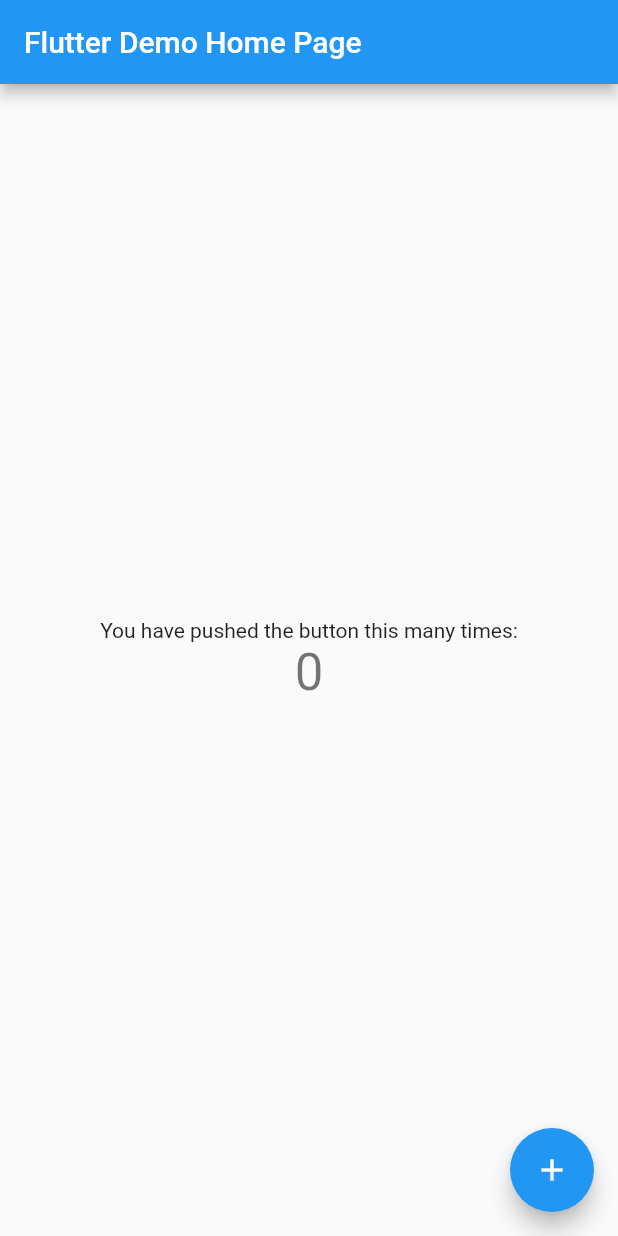
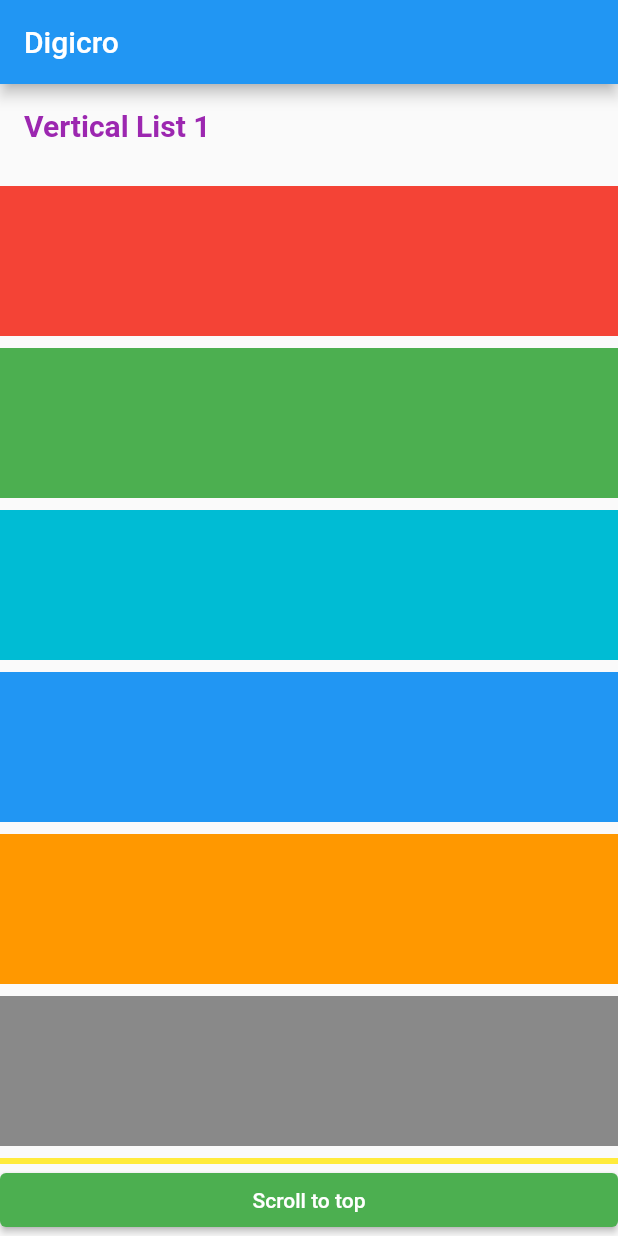
Before and after one commit to bthakur2021/DigicroUi, a Flutter app: the screen it shows after launch, on a phone screen of 412 x 824 dp. Run offline on Flutter 3.47's test engine with Material 2 defaults, Android fonts, the phone set to English and light mode, and no system bars.

Commit message:
Commit As per the Requirements.

```diff
--- a/lib/main.dart
+++ b/lib/main.dart
@@ -1,3 +1,4 @@
+import 'package:digicro_ui/utils/ColorUtils.dart';
 import 'package:flutter/material.dart';
 
 void main() {
@@ -7,109 +8,128 @@ void main() {
 class MyApp extends StatelessWidget {
   const MyApp({Key? key}) : super(key: key);
 
-  // This widget is the root of your application.
   @override
   Widget build(BuildContext context) {
     return MaterialApp(
       title: 'Flutter Demo',
       theme: ThemeData(
-        // This is the theme of your application.
-        //
-        // Try running your application with "flutter run". You'll see the
-        // application has a blue toolbar. Then, without quitting the app, try
-        // changing the primarySwatch below to Colors.green and then invoke
-        // "hot reload" (press "r" in the console where you ran "flutter run",
-        // or simply save your changes to "hot reload" in a Flutter IDE).
-        // Notice that the counter didn't reset back to zero; the application
-        // is not restarted.
         primarySwatch: Colors.blue,
       ),
-      home: const MyHomePage(title: 'Flutter Demo Home Page'),
+      home: const MyHomePage(),
     );
   }
 }
 
 class MyHomePage extends StatefulWidget {
-  const MyHomePage({Key? key, required this.title}) : super(key: key);
-
-  // This widget is the home page of your application. It is stateful, meaning
-  // that it has a State object (defined below) that contains fields that affect
-  // how it looks.
-
-  // This class is the configuration for the state. It holds the values (in this
-  // case the title) provided by the parent (in this case the App widget) and
-  // used by the build method of the State. Fields in a Widget subclass are
-  // always marked "final".
-
-  final String title;
+  const MyHomePage({Key? key}) : super(key: key);
 
   @override
   State<MyHomePage> createState() => _MyHomePageState();
 }
 
 class _MyHomePageState extends State<MyHomePage> {
-  int _counter = 0;
-
-  void _incrementCounter() {
-    setState(() {
-      // This call to setState tells the Flutter framework that something has
-      // changed in this State, which causes it to rerun the build method below
-      // so that the display can reflect the updated values. If we changed
-      // _counter without calling setState(), then the build method would not be
-      // called again, and so nothing would appear to happen.
-      _counter++;
-    });
-  }
+  final _scrollController = ScrollController();
 
   @override
   Widget build(BuildContext context) {
-    // This method is rerun every time setState is called, for instance as done
-    // by the _incrementCounter method above.
-    //
-    // The Flutter framework has been optimized to make rerunning build methods
-    // fast, so that you can just rebuild anything that needs updating rather
-    // than having to individually change instances of widgets.
     return Scaffold(
       appBar: AppBar(
-        // Here we take the value from the MyHomePage object that was created by
-        // the App.build method, and use it to set our appbar title.
-        title: Text(widget.title),
+        title: const Text('Digicro'),
       ),
-      body: Center(
-        // Center is a layout widget. It takes a single child and positions it
-        // in the middle of the parent.
-        child: Column(
-          // Column is also a layout widget. It takes a list of children and
-          // arranges them vertically. By default, it sizes itself to fit its
-          // children horizontally, and tries to be as tall as its parent.
-          //
-          // Invoke "debug painting" (press "p" in the console, choose the
-          // "Toggle Debug Paint" action from the Flutter Inspector in Android
-          // Studio, or the "Toggle Debug Paint" command in Visual Studio Code)
-          // to see the wireframe for each widget.
-          //
-          // Column has various properties to control how it sizes itself and
-          // how it positions its children. Here we use mainAxisAlignment to
-          // center the children vertically; the main axis here is the vertical
-          // axis because Columns are vertical (the cross axis would be
-          // horizontal).
-          mainAxisAlignment: MainAxisAlignment.center,
-          children: <Widget>[
-            const Text(
-              'You have pushed the button this many times:',
-            ),
-            Text(
-              '$_counter',
-              style: Theme.of(context).textTheme.headline4,
-            ),
-          ],
-        ),
-      ),
-      floatingActionButton: FloatingActionButton(
-        onPressed: _incrementCounter,
-        tooltip: 'Increment',
-        child: const Icon(Icons.add),
-      ), // This trailing comma makes auto-formatting nicer for build methods.
+      body: getMainWidget(),
     );
   }
+
+  Widget getMainWidget() {
+    return Column(
+      children: [
+        Expanded(child: scrollViewUI()),
+        /*InkWell(
+          onTap: () {
+            _scrollController.animateTo(0, duration: const Duration(milliseconds: 500), curve: Curves.ease);
+          },
+          child: Container(
+            color: Colors.blue,
+            child: const Text('Scroll to top'),
+          ),
+        ),*/
+        SizedBox(
+          width: double.infinity,
+          child: ElevatedButton(
+              style: ButtonStyle(
+                backgroundColor: MaterialStateProperty.all(Colors.green),
+              ),
+              onPressed: () {
+                _scrollController.animateTo(0, duration: const Duration(milliseconds: 500), curve: Curves.ease);
+              },
+              child: const Text('Scroll to top')),
+        ),
+      ],
+    );
+  }
+
+  Widget scrollViewUI() {
+    return CustomScrollView(
+      controller: _scrollController,
+      slivers: [
+        titleWidget('Vertical List 1'),
+        _listViewVertical(),
+        titleWidget('Horizontal List 1'),
+        _listViewHorizontal(),
+        titleWidget('Vertical List 2'),
+        _listViewVertical(),
+      ],
+    );
+  }
+
+  Widget titleWidget(String title) {
+    return SliverToBoxAdapter(
+        child: Container(
+      height: 60,
+      padding: const EdgeInsets.all(16.0),
+      child: Text(
+        title,
+        style: const TextStyle(color: Colors.purple, fontWeight: FontWeight.bold, fontSize: 20),
+      ),
+    ));
+  }
+
+  Widget _listViewVertical() {
+    return SliverList(
+      delegate: SliverChildBuilderDelegate(
+        (BuildContext context, int index) {
+          return Container(
+            margin: const EdgeInsets.only(top: 8),
+            height: 100,
+            color: ColorUtils.instance.randomGeneratorByIndex(index),
+          );
+        },
+        childCount: 10,
+      ),
+    );
+  }
+
+  Widget _listViewHorizontal() {
+    return SliverToBoxAdapter(
+        child: SizedBox(
+      height: 150,
+      child: ListView.separated(
+        scrollDirection: Axis.horizontal,
+        shrinkWrap: true,
+        itemCount: 10,
+        itemBuilder: (BuildContext context, int index) {
+          return Container(
+            height: 100,
+            width: 200,
+            color: ColorUtils.instance.randomGeneratorByIndex(index),
+          );
+        },
+        separatorBuilder: (BuildContext context, int index) {
+          return const SizedBox(
+            width: 8,
+          );
+        },
+      ),
+    ));
+  }
 }
--- /dev/null
+++ b/lib/utils/ColorUtils.dart
@@ -0,0 +1,77 @@
+import 'dart:math';
+import 'dart:ui';
+import 'package:flutter/material.dart';
+
+import 'ExceptionUtils.dart';
+
+class ColorUtils {
+  static final instance = ColorUtils();
+
+  ColorUtils() {
+    ExceptionUtils.instance.throwCanNotCreateObjectSingletonInstance();
+  }
+
+  /* Health Assure project colors */
+  static Color tempColor = Color(UtilColors.hexToInt('003B86'));
+  static Color toastBackgroundColor = Color(UtilColors.hexToInt('CC5F5F5F'));
+
+  // Random Color Generator - Munish Code - Start
+  final List<Color> circleColors = [
+    Colors.red, Colors.green, Colors.cyan, Colors.blue, Colors.orange, Colors.black45, Colors.yellow, Colors.purpleAccent, Colors.grey,
+  ];
+
+  Color randomGeneratorByIndex(int index) {
+    int indexOfColor = _getColorIndex(index);
+    return circleColors[indexOfColor];
+  }
+
+  int _getColorIndex(int index) {
+    int indexOfColor = 0;
+    if (index > (circleColors.length - 1)) {
+      indexOfColor = (index % (circleColors.length - 1));
+    } else {
+      indexOfColor = index;
+    }
+
+    return indexOfColor;
+  }
+}
+
+class UtilColors {
+  static int hexToInt(String hex) {
+    if (hex == null) {
+      return -1;
+    }
+
+    if (hex.length == 6) {
+      hex = 'FF$hex';
+    }
+
+    int val = 0;
+    int len = hex.length;
+    for (int i = 0; i < len; i++) {
+      int hexDigit = hex.codeUnitAt(i);
+      if (hexDigit >= 48 && hexDigit <= 57) {
+        val += (hexDigit - 48) * (1 << (4 * (len - 1 - i)));
+      } else if (hexDigit >= 65 && hexDigit <= 70) {
+        // A..F
+        val += (hexDigit - 55) * (1 << (4 * (len - 1 - i)));
+      } else if (hexDigit >= 97 && hexDigit <= 102) {
+        // a..f
+        val += (hexDigit - 87) * (1 << (4 * (len - 1 - i)));
+      } else {
+        throw new FormatException('Invalid hexadecimal value');
+      }
+    }
+    return val;
+  }
+
+  static Color parseHexColor(String hexColorString) {
+    hexColorString = hexColorString.toUpperCase().replaceAll("#", "");
+    if (hexColorString.length == 6) {
+      hexColorString = "FF" + hexColorString;
+    }
+    int colorInt = int.parse(hexColorString, radix: 16);
+    return Color(colorInt);
+  }
+}
--- /dev/null
+++ b/lib/utils/ExceptionUtils.dart
@@ -0,0 +1,15 @@
+
+
+class ExceptionUtils {
+
+  static final instance = ExceptionUtils();
+
+  ExceptionUtils() {
+    throwCanNotCreateObjectSingletonInstance();
+  }
+
+  void throwCanNotCreateObjectSingletonInstance() {
+    Exception('Can not create object of singleton class');
+  }
+
+}
```
Also changed, not shown: 2 other files.
